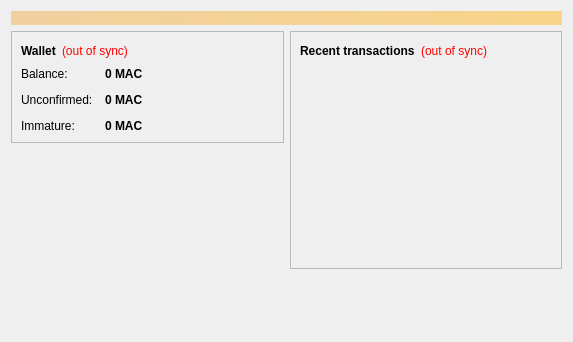
machinecoin-project/machinecoin-core, file src/qt/forms/overviewpage.ui: the form before one commit.
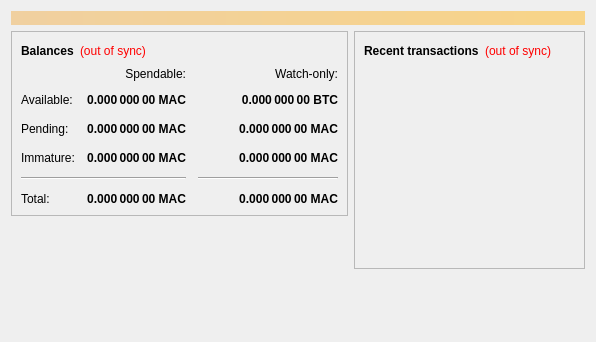
The form after the commit.

Patch:
```diff
--- a/src/qt/forms/overviewpage.ui
+++ b/src/qt/forms/overviewpage.ui
@@ -6,7 +6,7 @@
    <rect>
     <x>0</x>
     <y>0</y>
-    <width>573</width>
+    <width>596</width>
     <height>342</height>
    </rect>
   </property>
@@ -54,7 +54,7 @@
                </font>
               </property>
               <property name="text">
-               <string>Wallet</string>
+               <string>Balances</string>
               </property>
              </widget>
             </item>
@@ -75,6 +75,159 @@
              </widget>
             </item>
             <item>
+             <spacer name="horizontalSpacer_3">
+              <property name="orientation">
+               <enum>Qt::Horizontal</enum>
+              </property>
+              <property name="sizeHint" stdset="0">
+               <size>
+                <width>40</width>
+                <height>20</height>
+               </size>
+              </property>
+             </spacer>
+            </item>
+           </layout>
+          </item>
+          <item>
+           <layout class="QGridLayout" name="gridLayout">
+            <property name="spacing">
+             <number>12</number>
+            </property>
+            <item row="2" column="2">
+             <widget class="QLabel" name="labelWatchPending">
+              <property name="font">
+               <font>
+                <weight>75</weight>
+                <bold>true</bold>
+               </font>
+              </property>
+              <property name="cursor">
+               <cursorShape>IBeamCursor</cursorShape>
+              </property>
+              <property name="toolTip">
+               <string>Unconfirmed transactions to watch-only addresses</string>
+              </property>
+              <property name="text">
+               <string notr="true">0.000 000 00 MAC</string>
+              </property>
+              <property name="alignment">
+               <set>Qt::AlignRight|Qt::AlignTrailing|Qt::AlignVCenter</set>
+              </property>
+              <property name="textInteractionFlags">
+               <set>Qt::LinksAccessibleByMouse|Qt::TextSelectableByKeyboard|Qt::TextSelectableByMouse</set>
+              </property>
+             </widget>
+            </item>
+            <item row="2" column="1">
+             <widget class="QLabel" name="labelUnconfirmed">
+              <property name="font">
+               <font>
+                <weight>75</weight>
+                <bold>true</bold>
+               </font>
+              </property>
+              <property name="cursor">
+               <cursorShape>IBeamCursor</cursorShape>
+              </property>
+              <property name="toolTip">
+               <string>Total of transactions that have yet to be confirmed, and do not yet count toward the spendable balance</string>
+              </property>
+              <property name="text">
+               <string notr="true">0.000 000 00 MAC</string>
+              </property>
+              <property name="alignment">
+               <set>Qt::AlignRight|Qt::AlignTrailing|Qt::AlignVCenter</set>
+              </property>
+              <property name="textInteractionFlags">
+               <set>Qt::LinksAccessibleByMouse|Qt::TextSelectableByKeyboard|Qt::TextSelectableByMouse</set>
+              </property>
+             </widget>
+            </item>
+            <item row="3" column="2">
+             <widget class="QLabel" name="labelWatchImmature">
+              <property name="font">
+               <font>
+                <weight>75</weight>
+                <bold>true</bold>
+               </font>
+              </property>
+              <property name="cursor">
+               <cursorShape>IBeamCursor</cursorShape>
+              </property>
+              <property name="toolTip">
+               <string>Mined balance in watch-only addresses that has not yet matured</string>
+              </property>
+              <property name="text">
+               <string notr="true">0.000 000 00 MAC</string>
+              </property>
+              <property name="alignment">
+               <set>Qt::AlignRight|Qt::AlignTrailing|Qt::AlignVCenter</set>
+              </property>
+              <property name="textInteractionFlags">
+               <set>Qt::LinksAccessibleByMouse|Qt::TextSelectableByKeyboard|Qt::TextSelectableByMouse</set>
+              </property>
+             </widget>
+            </item>
+            <item row="4" column="0" colspan="2">
+             <widget class="Line" name="line">
+              <property name="orientation">
+               <enum>Qt::Horizontal</enum>
+              </property>
+             </widget>
+            </item>
+            <item row="4" column="2">
+             <widget class="Line" name="lineWatchBalance">
+              <property name="sizePolicy">
+               <sizepolicy hsizetype="Preferred" vsizetype="Fixed">
+                <horstretch>0</horstretch>
+                <verstretch>0</verstretch>
+               </sizepolicy>
+              </property>
+              <property name="minimumSize">
+               <size>
+                <width>140</width>
+                <height>0</height>
+               </size>
+              </property>
+              <property name="orientation">
+               <enum>Qt::Horizontal</enum>
+              </property>
+             </widget>
+            </item>
+            <item row="5" column="0">
+             <widget class="QLabel" name="labelTotalText">
+              <property name="text">
+               <string>Total:</string>
+              </property>
+             </widget>
+            </item>
+            <item row="3" column="1">
+             <widget class="QLabel" name="labelImmature">
+              <property name="font">
+               <font>
+                <weight>75</weight>
+                <bold>true</bold>
+               </font>
+              </property>
+              <property name="cursor">
+               <cursorShape>IBeamCursor</cursorShape>
+              </property>
+              <property name="toolTip">
+               <string>Mined balance that has not yet matured</string>
+              </property>
+              <property name="text">
+               <string notr="true">0.000 000 00 MAC</string>
+              </property>
+              <property name="alignment">
+               <set>Qt::AlignRight|Qt::AlignTrailing|Qt::AlignVCenter</set>
+              </property>
+              <property name="textInteractionFlags">
+               <set>Qt::LinksAccessibleByMouse|Qt::TextSelectableByKeyboard|Qt::TextSelectableByMouse</set>
+              </property>
+             </widget>
+            </item>
+            <item row="2" column="3">
              <spacer name="horizontalSpacer_2">
               <property name="orientation">
                <enum>Qt::Horizontal</enum>
@@ -87,28 +240,15 @@
               </property>
              </spacer>
             </item>
-           </layout>
-          </item>
-          <item>
-           <layout class="QFormLayout" name="formLayout_2">
-            <property name="fieldGrowthPolicy">
-             <enum>QFormLayout::AllNonFixedFieldsGrow</enum>
-            </property>
-            <property name="horizontalSpacing">
-             <number>12</number>
-            </property>
-            <property name="verticalSpacing">
-             <number>12</number>
-            </property>
-            <item row="0" column="0">
-             <widget class="QLabel" name="label">
+            <item row="3" column="0">
+             <widget class="QLabel" name="labelImmatureText">
               <property name="text">
-               <string>Balance:</string>
+               <string>Immature:</string>
               </property>
              </widget>
             </item>
-            <item row="0" column="1">
-             <widget class="QLabel" name="labelBalance">
+            <item row="5" column="1">
+             <widget class="QLabel" name="labelTotal">
               <property name="font">
                <font>
                 <weight>75</weight>
@@ -122,22 +262,60 @@
                <string>Your current balance</string>
               </property>
               <property name="text">
-               <string notr="true">0 MAC</string>
+               <string notr="true">0.000 000 00 MAC</string>
               </property>
+              <property name="alignment">
+               <set>Qt::AlignRight|Qt::AlignTrailing|Qt::AlignVCenter</set>
+              </property>
               <property name="textInteractionFlags">
                <set>Qt::LinksAccessibleByMouse|Qt::TextSelectableByKeyboard|Qt::TextSelectableByMouse</set>
               </property>
              </widget>
             </item>
+            <item row="5" column="2">
+             <widget class="QLabel" name="labelWatchTotal">
+              <property name="font">
+               <font>
+                <weight>75</weight>
+                <bold>true</bold>
+               </font>
+              </property>
+              <property name="cursor">
+               <cursorShape>IBeamCursor</cursorShape>
+              </property>
+              <property name="toolTip">
+               <string>Current total balance in watch-only addresses</string>
+              </property>
+              <property name="text">
+               <string notr="true">0.000 000 00 MAC</string>
+              </property>
+              <property name="alignment">
+               <set>Qt::AlignRight|Qt::AlignTrailing|Qt::AlignVCenter</set>
+              </property>
+              <property name="textInteractionFlags">
+               <set>Qt::LinksAccessibleByMouse|Qt::TextSelectableByKeyboard|Qt::TextSelectableByMouse</set>
+              </property>
+             </widget>
+            </item>
+            <item row="0" column="2">
+             <widget class="QLabel" name="labelWatchonly">
+              <property name="text">
+               <string>Watch-only:</string>
+              </property>
+              <property name="alignment">
+               <set>Qt::AlignRight|Qt::AlignTrailing|Qt::AlignVCenter</set>
+              </property>
+             </widget>
+            </item>
             <item row="1" column="0">
-             <widget class="QLabel" name="label_3">
+             <widget class="QLabel" name="labelBalanceText">
               <property name="text">
-               <string>Unconfirmed:</string>
+               <string>Available:</string>
               </property>
              </widget>
             </item>
             <item row="1" column="1">
-             <widget class="QLabel" name="labelUnconfirmed">
+             <widget class="QLabel" name="labelBalance">
               <property name="font">
                <font>
                 <weight>75</weight>
@@ -151,7 +329,35 @@
                <string>Total of transactions that have yet to be confirmed, and do not yet count toward the current balance</string>
               </property>
               <property name="text">
-               <string notr="true">0 MAC</string>
+               <string notr="true">0.000 000 00 MAC</string>
+              </property>
+              <property name="alignment">
+               <set>Qt::AlignRight|Qt::AlignTrailing|Qt::AlignVCenter</set>
+              </property>
+              <property name="textInteractionFlags">
+               <set>Qt::LinksAccessibleByMouse|Qt::TextSelectableByKeyboard|Qt::TextSelectableByMouse</set>
+              </property>
+             </widget>
+            </item>
+            <item row="1" column="2">
+             <widget class="QLabel" name="labelWatchAvailable">
+              <property name="font">
+               <font>
+                <weight>75</weight>
+                <bold>true</bold>
+               </font>
+              </property>
+              <property name="cursor">
+               <cursorShape>IBeamCursor</cursorShape>
+              </property>
+              <property name="toolTip">
+               <string>Your current balance in watch-only addresses</string>
+              </property>
+              <property name="text">
+               <string notr="true">0.000 000 00 BTC</string>
+              </property>
+              <property name="alignment">
+               <set>Qt::AlignRight|Qt::AlignTrailing|Qt::AlignVCenter</set>
               </property>
               <property name="textInteractionFlags">
                <set>Qt::LinksAccessibleByMouse|Qt::TextSelectableByKeyboard|Qt::TextSelectableByMouse</set>
@@ -159,28 +365,19 @@
              </widget>
             </item>
             <item row="2" column="0">
-             <widget class="QLabel" name="labelImmatureText">
+             <widget class="QLabel" name="labelPendingText">
               <property name="text">
-               <string>Immature:</string>
+               <string>Pending:</string>
               </property>
              </widget>
             </item>
-            <item row="2" column="1">
-             <widget class="QLabel" name="labelImmature">
-              <property name="font">
-               <font>
-                <weight>75</weight>
-                <bold>true</bold>
-               </font>
-              </property>
-              <property name="toolTip">
-               <string>Mined balance that has not yet matured</string>
-              </property>
+            <item row="0" column="1">
+             <widget class="QLabel" name="labelSpendable">
               <property name="text">
-               <string notr="true">0 MAC</string>
+               <string>Spendable:</string>
               </property>
-              <property name="textInteractionFlags">
-               <set>Qt::LinksAccessibleByMouse|Qt::TextSelectableByKeyboard|Qt::TextSelectableByMouse</set>
+              <property name="alignment">
+               <set>Qt::AlignRight|Qt::AlignTrailing|Qt::AlignVCenter</set>
               </property>
              </widget>
             </item>
@@ -219,8 +416,14 @@
            <layout class="QHBoxLayout" name="horizontalLayout_2">
             <item>
              <widget class="QLabel" name="label_4">
+              <property name="font">
+               <font>
+                <weight>75</weight>
+                <bold>true</bold>
+               </font>
+              </property>
               <property name="text">
-               <string>&lt;b&gt;Recent transactions&lt;/b&gt;</string>
+               <string>Recent transactions</string>
               </property>
              </widget>
             </item>
```
Left out of the diff: 10 changed lines with no effect on the pictures.
